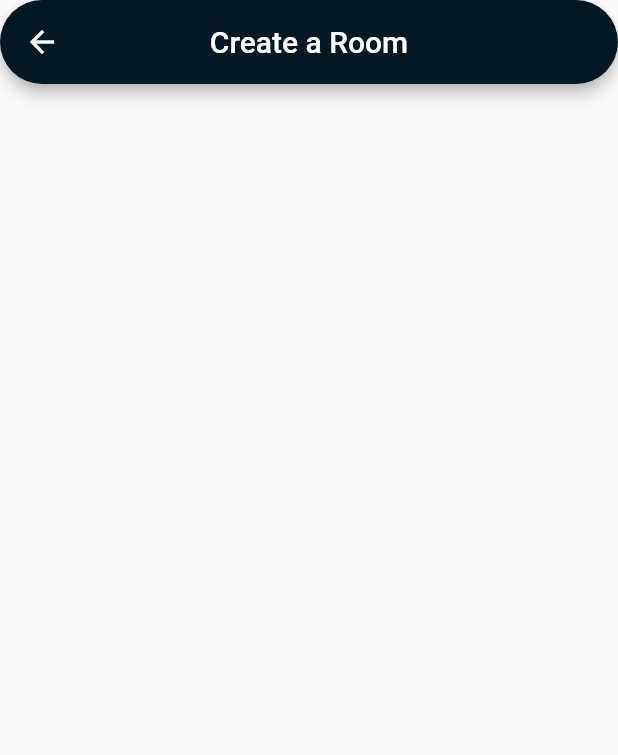
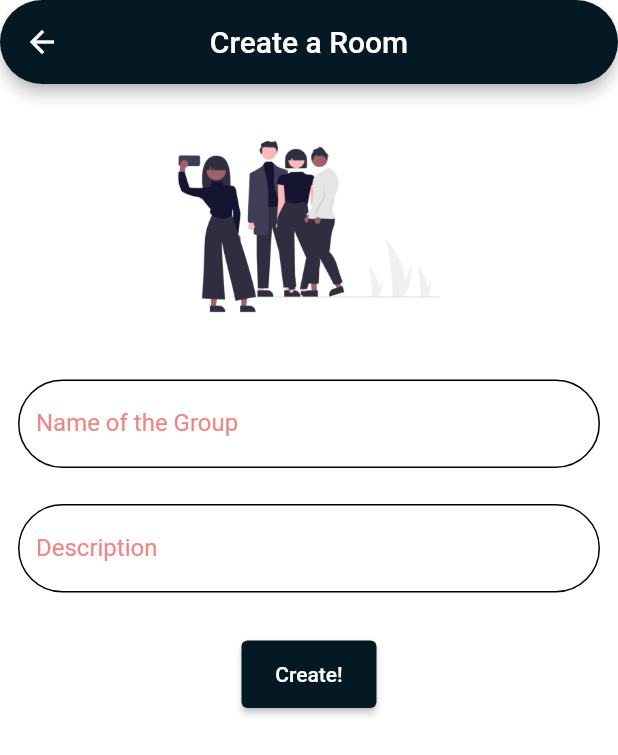
Before and after one commit to ahmadexe/Accord, a Flutter app: the screen it shows once a user with an empty profile is signed in, in the side drawer, after a tap on "Create a group.", on a phone screen of 412 x 824 dp. Shown: the top 755 px of the screen. Run offline on Flutter 3.47's test engine with Material 2 defaults, Android fonts, the phone set to English and light mode, and no system bars; our stand-ins replace cloud_firestore, firebase_auth, firebase_core, get; accounts and stored records are empty; network calls fail.

Commit message:
Create Room UI added

```diff
--- a/lib/screens/create_group.dart
+++ b/lib/screens/create_group.dart
@@ -14,17 +14,88 @@ class _CreateGroupScreenState extends State<CreateGroupScreen> {
   @override
   Widget build(BuildContext context) {
     SystemChrome.setSystemUIOverlayStyle(SystemUiOverlayStyle.dark.copyWith(
-      statusBarColor: primaryColor,
-      statusBarIconBrightness: Brightness.light
-    ));
+        statusBarColor: primaryColor,
+        statusBarIconBrightness: Brightness.light));
     return Scaffold(
+      backgroundColor: Colors.white,
       appBar: AppBar(
         backgroundColor: primaryColor,
-        leading: IconButton(onPressed: (){Get.back();}, icon: const Icon(Icons.arrow_back)),
-        title: Text('Create a Room'),
+        leading: IconButton(
+            onPressed: () {
+              Get.back();
+            },
+            icon: const Icon(Icons.arrow_back)),
+        title: const Text('Create a Room'),
         centerTitle: true,
-        shape: RoundedRectangleBorder(
-          borderRadius: BorderRadius.all(Radius.circular(30))
+        shape: const RoundedRectangleBorder(
+            borderRadius: BorderRadius.all(Radius.circular(30))),
+      ),
+      body: SingleChildScrollView(
+        scrollDirection: Axis.vertical,
+        child: Center(
+          child: Column(
+            children: [
+              const SizedBox(
+                height: 20,
+              ),
+              SizedBox(
+                height: 150,
+                width: 300,
+                child: Image.asset('assets/images/createGroup.png'),
+              ),
+              const SizedBox(
+                height: 15,
+              ),
+              Padding(
+                  padding: const EdgeInsets.all(12.0),
+                  child: TextFormField(
+                    cursorColor: secondaryColor,
+                    decoration: const InputDecoration(
+                      hintText: "Enter name of the group.",
+                      labelText: 'Name of the Group',
+                      labelStyle: TextStyle(color: secondaryColor),
+                      enabledBorder: OutlineInputBorder(
+                          borderRadius: BorderRadius.all(Radius.circular(30))),
+                      focusedBorder: OutlineInputBorder(
+                        borderSide: BorderSide(color: primaryColor),
+                        borderRadius: BorderRadius.all(Radius.circular(30)),
+                      ),
+                    ),
+                  )),
+              Padding(
+                  padding: const EdgeInsets.all(12.0),
+                  child: TextFormField(
+                    inputFormatters: [
+                      LengthLimitingTextInputFormatter(5),
+                    ],
+                    cursorColor: secondaryColor,
+                    decoration: const InputDecoration(
+                      hintText: "Enter a description.",
+                      labelText: 'Description',
+                      labelStyle: TextStyle(color: secondaryColor),
+                      enabledBorder: OutlineInputBorder(
+                          borderRadius: BorderRadius.all(Radius.circular(30))),
+                      focusedBorder: OutlineInputBorder(
+                        borderSide: BorderSide(color: primaryColor),
+                        borderRadius: BorderRadius.all(Radius.circular(30)),
+                      ),
+                    ),
+                  )),
+              const SizedBox(
+                height: 20,
+              ),
+              SizedBox(
+                  height: 45,
+                  width: 90,
+                  child:
+                      ElevatedButton(onPressed: () {}, child: Text("Create!"),
+                      style:
+                      ButtonStyle(
+                        backgroundColor: MaterialStateProperty.all<Color>(primaryColor)
+                      )
+                      ,))
+            ],
+          ),
         ),
       ),
     );
--- a/lib/screens/home_screen.dart
+++ b/lib/screens/home_screen.dart
@@ -96,7 +96,9 @@ class _HomeScreenState extends State<HomeScreen> {
             ],
           ),
         ),
-        body: Column(
+        body: SingleChildScrollView(
+          scrollDirection: Axis.vertical,
+          child: Column(
             children: [
               const SizedBox(
                 height: 30,
@@ -106,9 +108,11 @@ class _HomeScreenState extends State<HomeScreen> {
                   child: TextFormField(
                     cursorColor: secondaryColor,
                     decoration: InputDecoration(
-                      hintText: "Enter group id",
+                        hintText: "Enter group ID",
+                        labelText: 'Group ID',
+                        labelStyle: const TextStyle(color: secondaryColor),
                         isDense: true, // important line
-                      contentPadding: const EdgeInsets.fromLTRB(10, 10, 10, 0),
+                        contentPadding: const EdgeInsets.fromLTRB(30, 30, 30, 0),
                         enabledBorder: const OutlineInputBorder(
                             borderRadius: BorderRadius.all(Radius.circular(30))),
                         focusedBorder: const OutlineInputBorder(
@@ -195,6 +199,7 @@ class _HomeScreenState extends State<HomeScreen> {
             ],
           ),
         ),
+      ),
     );
   }
 }
--- a/lib/screens/login_screen.dart
+++ b/lib/screens/login_screen.dart
@@ -125,8 +125,8 @@ class _LoginScreenState extends State<LoginScreen> {
                 ),
                 const SizedBox(height: 30),
                 SizedBox(
-                    height: 40,
-                    width: 80,
+                    height: 45,
+                    width: 90,
                     child: ElevatedButton(
                         onPressed: () async {
                           setState(() {
--- a/lib/screens/signup_screen.dart
+++ b/lib/screens/signup_screen.dart
@@ -165,8 +165,8 @@ class _SignupScreenState extends State<SignupScreen> {
               ),
               const SizedBox(height: 30),
               SizedBox(
-                height: 40,
-                width: 80,
+                height: 45,
+                width: 90,
                 child: ElevatedButton(
                   onPressed: () async {
                     UserModel user = UserModel(
```
Also changed, not shown: assets/images/createGroup.png (added). Lines whose indentation alone changed are shown as unchanged.
